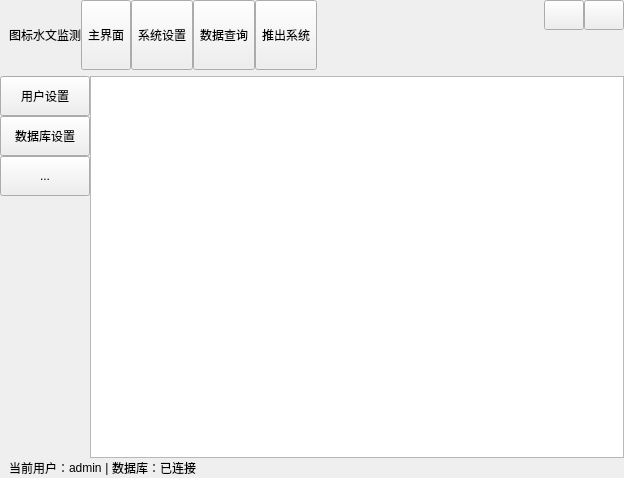
This is code/src/SWJC_SERVER/mainWidget.ui in wangxg2github/SWJC as Qt 5 draws it before an edit. The edited form follows.
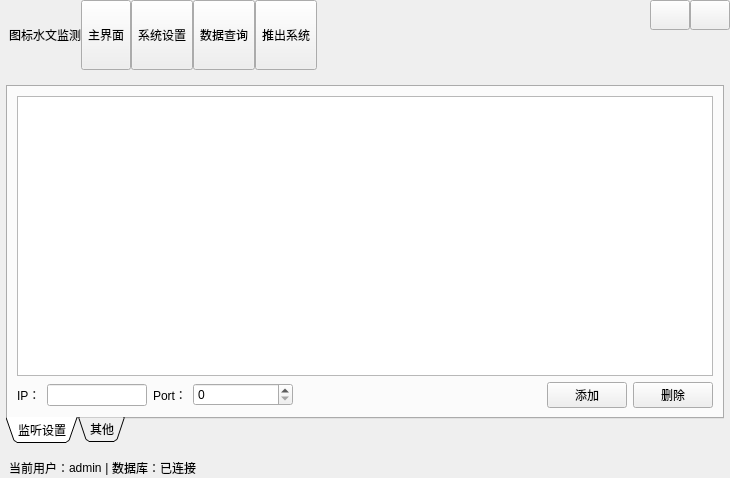
This is the edited form. The open tabs and pages were chosen to show the change. Icons and pictures are not drawn.

What changed in the file:
```diff
--- a/code/src/SWJC_SERVER/mainWidget.ui
+++ b/code/src/SWJC_SERVER/mainWidget.ui
@@ -6,7 +6,7 @@
    <rect>
     <x>0</x>
     <y>0</y>
-    <width>624</width>
+    <width>730</width>
     <height>478</height>
    </rect>
   </property>
@@ -15,7 +15,7 @@
   </property>
   <layout class="QVBoxLayout" name="verticalLayout">
    <property name="spacing">
-    <number>0</number>
+    <number>9</number>
    </property>
    <property name="leftMargin">
     <number>0</number>
@@ -301,159 +301,125 @@
      <widget class="QWidget" name="page_Setting">
       <layout class="QGridLayout" name="gridLayout_3">
        <property name="leftMargin">
-        <number>0</number>
+        <number>6</number>
        </property>
        <property name="topMargin">
         <number>6</number>
        </property>
        <property name="rightMargin">
-        <number>0</number>
+        <number>6</number>
        </property>
        <property name="bottomMargin">
-        <number>0</number>
+        <number>6</number>
        </property>
        <property name="spacing">
         <number>6</number>
        </property>
        <item row="0" column="0">
-        <widget class="QWidget" name="widget" native="true">
-         <layout class="QHBoxLayout" name="horizontalLayout_4">
-          <property name="spacing">
-           <number>0</number>
-          </property>
-          <property name="leftMargin">
-           <number>0</number>
-          </property>
-          <property name="topMargin">
-           <number>0</number>
-          </property>
-          <property name="rightMargin">
-           <number>0</number>
-          </property>
-          <property name="bottomMargin">
-           <number>0</number>
-          </property>
-          <item>
-           <widget class="QWidget" name="widget_2" native="true">
-            <property name="sizePolicy">
-             <sizepolicy hsizetype="Fixed" vsizetype="Preferred">
-              <horstretch>0</horstretch>
-              <verstretch>0</verstretch>
-             </sizepolicy>
-            </property>
-            <property name="minimumSize">
-             <size>
-              <width>90</width>
-              <height>0</height>
-             </size>
-            </property>
-            <layout class="QVBoxLayout" name="verticalLayout_2">
-             <property name="spacing">
-              <number>0</number>
-             </property>
-             <property name="leftMargin">
-              <number>0</number>
-             </property>
-             <property name="topMargin">
-              <number>0</number>
-             </property>
-             <property name="rightMargin">
-              <number>0</number>
-             </property>
-             <property name="bottomMargin">
-              <number>0</number>
-             </property>
+        <widget class="QTabWidget" name="tabWidget">
+         <property name="focusPolicy">
+          <enum>Qt::TabFocus</enum>
+         </property>
+         <property name="tabPosition">
+          <enum>QTabWidget::South</enum>
+         </property>
+         <property name="tabShape">
+          <enum>QTabWidget::Triangular</enum>
+         </property>
+         <property name="currentIndex">
+          <number>1</number>
+         </property>
+         <widget class="QWidget" name="tab">
+          <attribute name="title">
+           <string>监听设置</string>
+          </attribute>
+          <layout class="QVBoxLayout" name="verticalLayout_2">
+           <item>
+            <widget class="QTableWidget" name="tabWidget_Listen"/>
+           </item>
+           <item>
+            <layout class="QHBoxLayout" name="horizontalLayout_4">
              <item>
-              <widget class="QToolButton" name="toolButton">
-               <property name="sizePolicy">
-                <sizepolicy hsizetype="Expanding" vsizetype="Minimum">
-                 <horstretch>0</horstretch>
-                 <verstretch>0</verstretch>
-                </sizepolicy>
-               </property>
-               <property name="minimumSize">
-                <size>
-                 <width>0</width>
-                 <height>40</height>
-                </size>
-               </property>
+              <widget class="QLabel" name="label_7">
                <property name="text">
-                <string>用户设置</string>
+                <string>IP：</string>
                </property>
-               <property name="icon">
-                <iconset resource="image.qrc">
-                 <normaloff>:/resource/image/main_person.png</normaloff>:/resource/image/main_person.png</iconset>
-               </property>
-               <property name="toolButtonStyle">
-                <enum>Qt::ToolButtonTextBesideIcon</enum>
-               </property>
               </widget>
              </item>
              <item>
-              <widget class="QToolButton" name="toolButton_2">
-               <property name="sizePolicy">
-                <sizepolicy hsizetype="Expanding" vsizetype="Minimum">
-                 <horstretch>0</horstretch>
-                 <verstretch>0</verstretch>
-                </sizepolicy>
-               </property>
-               <property name="minimumSize">
+              <widget class="QLineEdit" name="lineEdit_IP">
+               <property name="maximumSize">
                 <size>
-                 <width>0</width>
-                 <height>40</height>
+                 <width>100</width>
+                 <height>16777215</height>
                 </size>
                </property>
+              </widget>
+             </item>
+             <item>
+              <widget class="QLabel" name="label_8">
                <property name="text">
-                <string>数据库设置</string>
+                <string>Port：</string>
                </property>
-               <property name="icon">
-                <iconset resource="image.qrc">
-                 <normaloff>:/resource/image/main_help.png</normaloff>:/resource/image/main_help.png</iconset>
-               </property>
-               <property name="toolButtonStyle">
-                <enum>Qt::ToolButtonTextBesideIcon</enum>
-               </property>
               </widget>
              </item>
              <item>
-              <widget class="QToolButton" name="toolButton_3">
+              <widget class="QSpinBox" name="spinBox_Port">
                <property name="sizePolicy">
-                <sizepolicy hsizetype="Expanding" vsizetype="Minimum">
+                <sizepolicy hsizetype="Expanding" vsizetype="Fixed">
                  <horstretch>0</horstretch>
                  <verstretch>0</verstretch>
                 </sizepolicy>
                </property>
-               <property name="minimumSize">
+               <property name="maximumSize">
                 <size>
-                 <width>0</width>
-                 <height>40</height>
+                 <width>100</width>
+                 <height>16777215</height>
                 </size>
                </property>
-               <property name="text">
-                <string>...</string>
-               </property>
               </widget>
              </item>
              <item>
-              <spacer name="verticalSpacer_2">
+              <spacer name="horizontalSpacer_3">
                <property name="orientation">
-                <enum>Qt::Vertical</enum>
+                <enum>Qt::Horizontal</enum>
                </property>
                <property name="sizeHint" stdset="0">
                 <size>
-                 <width>20</width>
-                 <height>40</height>
+                 <width>40</width>
+                 <height>20</height>
                 </size>
                </property>
               </spacer>
              </item>
+             <item>
+              <widget class="QPushButton" name="pushBtn_AddListen">
+               <property name="text">
+                <string>添加</string>
+               </property>
+              </widget>
+             </item>
+             <item>
+              <widget class="QPushButton" name="pushBtn_DelListen">
+               <property name="text">
+                <string>删除</string>
+               </property>
+              </widget>
+             </item>
             </layout>
-           </widget>
-          </item>
-          <item>
-           <widget class="QTableView" name="tableView"/>
-          </item>
-         </layout>
+           </item>
+          </layout>
+         </widget>
+         <widget class="QWidget" name="tab_2">
+          <attribute name="title">
+           <string>其他</string>
+          </attribute>
+          <layout class="QGridLayout" name="gridLayout_4">
+           <item row="0" column="0">
+            <widget class="QTextEdit" name="textEdit_Log"/>
+           </item>
+          </layout>
+         </widget>
         </widget>
        </item>
       </layout>
```
